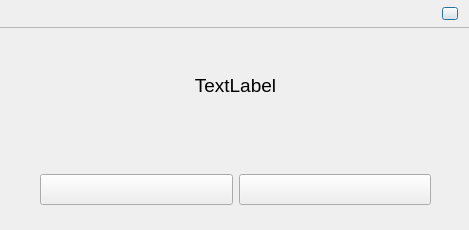
Before: the Qt Designer form qtpro/student_new/student_end2/VM_Code/mydialog.ui in kevin201353/qt_student, drawn with Qt 5.
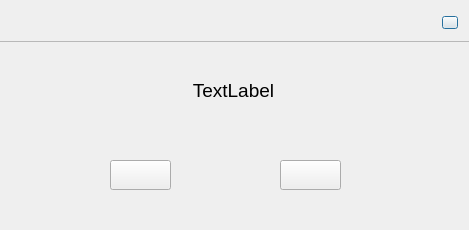
After: the same form once the commit is applied. Icons and pictures are not drawn.

The edit to the form file:
```diff
--- a/qtpro/student_new/student_end2/VM_Code/mydialog.ui
+++ b/qtpro/student_new/student_end2/VM_Code/mydialog.ui
@@ -24,7 +24,7 @@
      <x>-8</x>
      <y>-3</y>
      <width>481</width>
-     <height>31</height>
+     <height>45</height>
     </rect>
    </property>
    <property name="frameShape">
@@ -37,7 +37,7 @@
     <property name="geometry">
      <rect>
       <x>450</x>
-      <y>10</y>
+      <y>19</y>
       <width>16</width>
       <height>13</height>
      </rect>
@@ -50,90 +50,58 @@
     </property>
    </widget>
   </widget>
-  <widget class="QWidget" name="horizontalLayoutWidget">
+  <widget class="QLabel" name="Textlabel">
    <property name="geometry">
     <rect>
-     <x>0</x>
-     <y>150</y>
-     <width>471</width>
-     <height>80</height>
+     <x>13</x>
+     <y>50</y>
+     <width>441</width>
+     <height>81</height>
     </rect>
    </property>
-   <layout class="QHBoxLayout" name="horizontalLayout">
-    <item>
-     <spacer name="horizontalSpacer">
-      <property name="orientation">
-       <enum>Qt::Horizontal</enum>
-      </property>
-      <property name="sizeType">
-       <enum>QSizePolicy::Preferred</enum>
-      </property>
-      <property name="sizeHint" stdset="0">
-       <size>
-        <width>40</width>
-        <height>20</height>
-       </size>
-      </property>
-     </spacer>
-    </item>
-    <item>
-     <widget class="QPushButton" name="OKpushButton">
-      <property name="text">
-       <string/>
-      </property>
-     </widget>
-    </item>
-    <item>
-     <widget class="QPushButton" name="CancelpushButton">
-      <property name="text">
-       <string/>
-      </property>
-     </widget>
-    </item>
-    <item>
-     <spacer name="horizontalSpacer_2">
-      <property name="orientation">
-       <enum>Qt::Horizontal</enum>
-      </property>
-      <property name="sizeType">
-       <enum>QSizePolicy::Preferred</enum>
-      </property>
-      <property name="sizeHint" stdset="0">
-       <size>
-        <width>40</width>
-        <height>20</height>
-       </size>
-      </property>
-     </spacer>
-    </item>
-   </layout>
+   <property name="font">
+    <font>
+     <pointsize>14</pointsize>
+    </font>
+   </property>
+   <property name="text">
+    <string>TextLabel</string>
+   </property>
+   <property name="alignment">
+    <set>Qt::AlignCenter</set>
+   </property>
   </widget>
-  <widget class="QWidget" name="horizontalLayoutWidget_2">
+  <widget class="QPushButton" name="OKpushButton">
    <property name="geometry">
     <rect>
-     <x>10</x>
-     <y>30</y>
-     <width>451</width>
-     <height>111</height>
+     <x>110</x>
+     <y>160</y>
+     <width>61</width>
+     <height>30</height>
     </rect>
    </property>
-   <layout class="QHBoxLayout" name="horizontalLayout_2">
-    <item>
-     <widget class="QLabel" name="Textlabel">
-      <property name="font">
-       <font>
-        <pointsize>14</pointsize>
-       </font>
-      </property>
-      <property name="text">
-       <string>TextLabel</string>
-      </property>
-      <property name="alignment">
-       <set>Qt::AlignCenter</set>
-      </property>
-     </widget>
-    </item>
-   </layout>
+   <property name="styleSheet">
+    <string notr="true">color: rgb(255, 255, 255);</string>
+   </property>
+   <property name="text">
+    <string/>
+   </property>
+  </widget>
+  <widget class="QPushButton" name="CancelpushButton">
+   <property name="geometry">
+    <rect>
+     <x>280</x>
+     <y>160</y>
+     <width>61</width>
+     <height>30</height>
+    </rect>
+   </property>
+   <property name="styleSheet">
+    <string notr="true">color: rgb(255, 255, 255);</string>
+   </property>
+   <property name="text">
+    <string/>
+   </property>
   </widget>
  </widget>
  <resources/>
```
